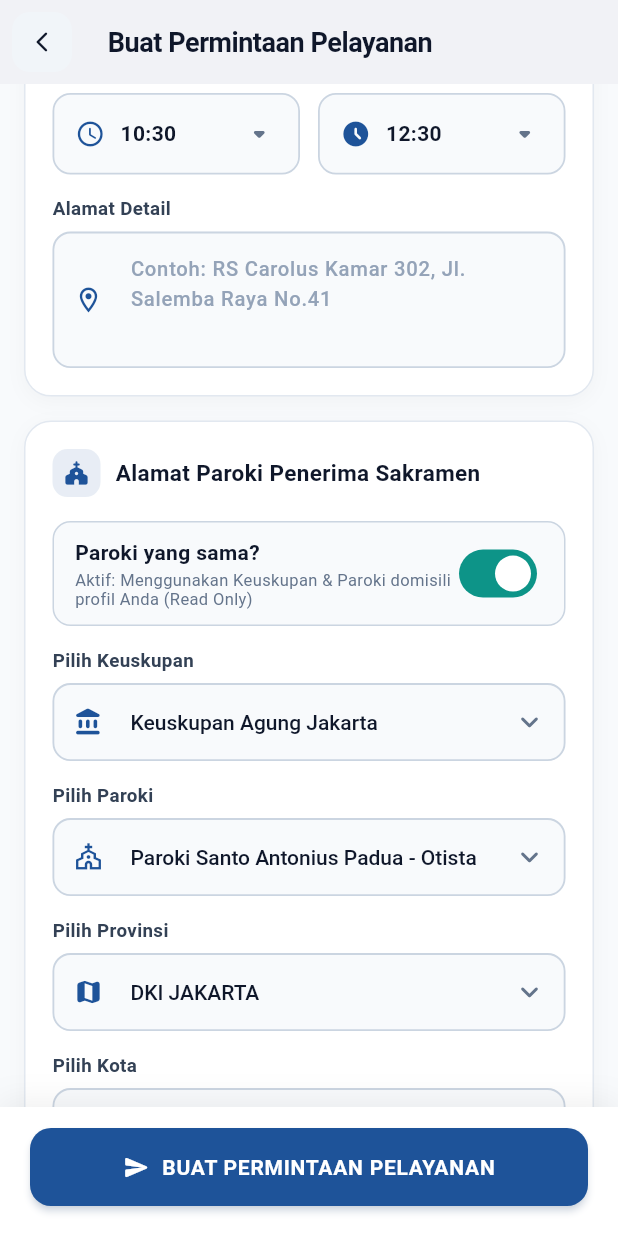
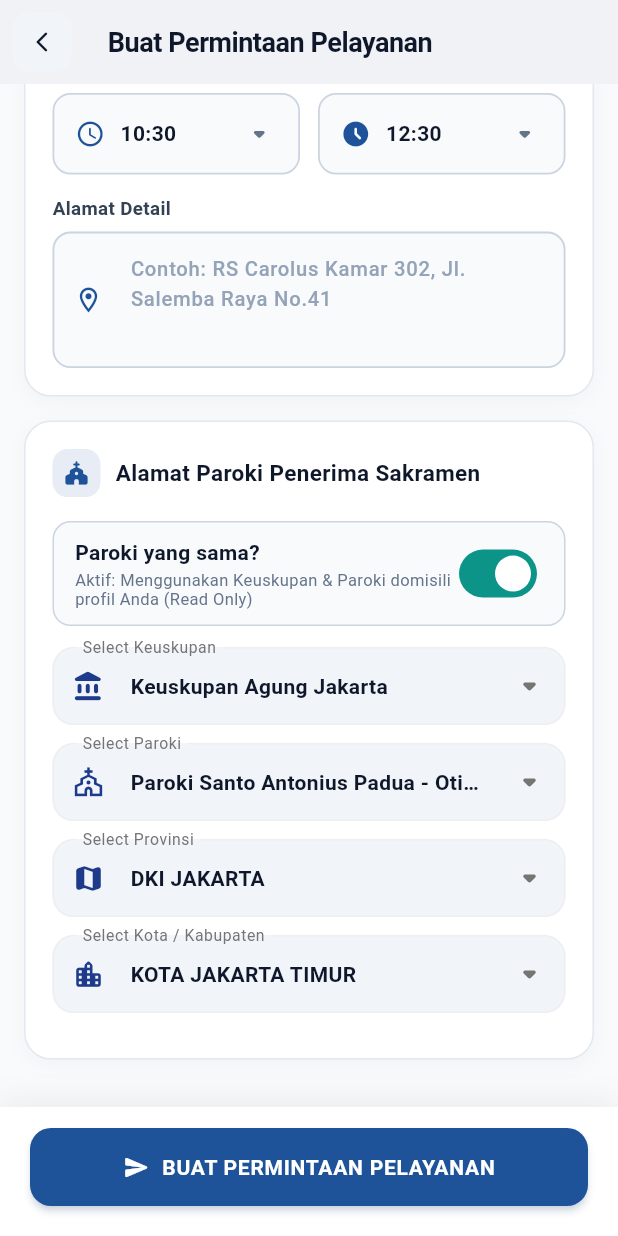
Before and after one commit to AhmadFazriNursamsi/catu-v2, a Flutter app: the CreatePerminyakanScreen screen opened directly, scrolled down 972 dp, on a phone screen of 412 x 824 dp. Run offline on Flutter 3.47's test engine with Material 3 defaults, Android fonts, the light colour scheme and no system bars; network calls fail.

Commit message:
style(orders): replace dropdowns with SearchableSelectField matching register module design and add enabled parameter

```diff
--- a/mobile/lib/features/orders/create_perminyakan_screen.dart
+++ b/mobile/lib/features/orders/create_perminyakan_screen.dart
@@ -4,6 +4,7 @@ import 'package:flutter/material.dart';
 import 'package:flutter/services.dart';
 import '../../core/constants/app_constants.dart';
 import '../../core/services/api_service.dart';
+import '../../widgets/searchable_select_field.dart';
 
 class CreatePerminyakanScreen extends StatefulWidget {
   final int? userId;
@@ -695,102 +696,76 @@ class _CreatePerminyakanScreenState extends State<CreatePerminyakanScreen> {
 
                         const SizedBox(height: 14),
 
-                        // 1. Pilih Keuskupan
-                        _buildDropdownField<int>(
+                        // 1. Keuskupan
+                        SearchableSelectField<int>(
+                          label: 'Keuskupan',
+                          icon: Icons.account_balance_rounded,
                           value: _selectedKeuskupanId,
-                          label: 'Pilih Keuskupan',
-                          hint: 'Pilih Keuskupan',
-                          prefixIcon: Icons.account_balance_rounded,
+                          enabled: !_isSameParish,
                           items: _keuskupanList
-                              .map((e) => int.tryParse(e['id'].toString()))
-                              .whereType<int>()
+                              .map((item) => SearchableSelectItem<int>(
+                                    value: int.parse(item['id'].toString()),
+                                    label: item['name'].toString(),
+                                  ))
                               .toList(),
-                          itemLabel: (id) {
-                            final found = _keuskupanList.firstWhere(
-                              (e) =>
-                                  (int.tryParse(e['id'].toString()) ?? -1) ==
-                                  id,
-                              orElse: () => {'name': 'Keuskupan Agung Jakarta'},
-                            );
-                            return found['name']?.toString() ?? '';
+                          onChanged: (val) {
+                            if (val != null) _onKeuskupanChanged(val);
                           },
-                          onChanged: _isSameParish ? null : _onKeuskupanChanged,
+                          emptyMessage: 'Keuskupan tidak ditemukan',
                         ),
-                        const SizedBox(height: 14),
 
-                        // 2. Pilih Paroki
-                        _buildDropdownField<int>(
+                        // 2. Paroki
+                        SearchableSelectField<int>(
+                          label: 'Paroki',
+                          icon: Icons.church_outlined,
                           value: _selectedParokiId,
-                          label: 'Pilih Paroki',
-                          hint: 'Pilih Paroki',
-                          prefixIcon: Icons.church_outlined,
+                          enabled: !_isSameParish,
                           items: _parokiList
-                              .map((e) => int.tryParse(e['id'].toString()))
-                              .whereType<int>()
+                              .map((item) => SearchableSelectItem<int>(
+                                    value: int.parse(item['id'].toString()),
+                                    label: item['name'].toString(),
+                                  ))
                               .toList(),
-                          itemLabel: (id) {
-                            final found = _parokiList.firstWhere(
-                              (e) =>
-                                  (int.tryParse(e['id'].toString()) ?? -1) ==
-                                  id,
-                              orElse: () => {
-                                'name': 'Paroki Alam Sutera - St. Laurensius'
-                              },
-                            );
-                            return found['name']?.toString() ?? '';
+                          onChanged: (val) {
+                            if (val != null) setState(() => _selectedParokiId = val);
                           },
-                          onChanged: _isSameParish
-                              ? null
-                              : (v) => setState(() => _selectedParokiId = v),
+                          emptyMessage: 'Paroki tidak ditemukan pada keuskupan ini',
                         ),
-                        const SizedBox(height: 14),
 
-                        // 3. Pilih Provinsi
-                        _buildDropdownField<int>(
+                        // 3. Provinsi
+                        SearchableSelectField<int>(
+                          label: 'Provinsi',
+                          icon: Icons.map_rounded,
                           value: _selectedProvinsiId,
-                          label: 'Pilih Provinsi',
-                          hint: 'Pilih Provinsi',
-                          prefixIcon: Icons.map_rounded,
+                          enabled: !_isSameParish,
                           items: _provinsiList
-                              .map((e) => int.tryParse(e['id'].toString()))
-                              .whereType<int>()
+                              .map((item) => SearchableSelectItem<int>(
+                                    value: int.parse(item['id'].toString()),
+                                    label: item['name'].toString(),
+                                  ))
                               .toList(),
-                          itemLabel: (id) {
-                            final found = _provinsiList.firstWhere(
-                              (e) =>
-                                  (int.tryParse(e['id'].toString()) ?? -1) ==
-                                  id,
-                              orElse: () => {'name': 'DKI JAKARTA'},
-                            );
-                            return found['name']?.toString() ?? '';
+                          onChanged: (val) {
+                            if (val != null) _onProvinsiChanged(val);
                           },
-                          onChanged: _isSameParish ? null : _onProvinsiChanged,
+                          emptyMessage: 'Provinsi tidak ditemukan',
                         ),
-                        const SizedBox(height: 14),
 
-                        // 4. Pilih Kota
-                        _buildDropdownField<int>(
+                        // 4. Kota / Kabupaten
+                        SearchableSelectField<int>(
+                          label: 'Kota / Kabupaten',
+                          icon: Icons.location_city_rounded,
                           value: _selectedKabupatenKotaId,
-                          label: 'Pilih Kota',
-                          hint: 'Pilih Kota',
-                          prefixIcon: Icons.location_city_rounded,
+                          enabled: !_isSameParish,
                           items: _kabupatenKotaList
-                              .map((e) => int.tryParse(e['id'].toString()))
-                              .whereType<int>()
+                              .map((item) => SearchableSelectItem<int>(
+                                    value: int.parse(item['id'].toString()),
+                                    label: item['name'].toString(),
+                                  ))
                               .toList(),
-                          itemLabel: (id) {
-                            final found = _kabupatenKotaList.firstWhere(
-                              (e) =>
-                                  (int.tryParse(e['id'].toString()) ?? -1) ==
-                                  id,
-                              orElse: () => {'name': 'KOTA JAKARTA UTARA'},
-                            );
-                            return found['name']?.toString() ?? '';
+                          onChanged: (val) {
+                            if (val != null) setState(() => _selectedKabupatenKotaId = val);
                           },
-                          onChanged: _isSameParish
-                              ? null
-                              : (v) => setState(
-                                  () => _selectedKabupatenKotaId = v),
+                          emptyMessage: 'Kota tidak ditemukan pada provinsi ini',
                         ),
                       ],
                     ),
--- a/mobile/lib/widgets/searchable_select_field.dart
+++ b/mobile/lib/widgets/searchable_select_field.dart
@@ -22,6 +22,7 @@ class SearchableSelectField<T> extends StatelessWidget {
   final List<SearchableSelectItem<T>> items;
   final ValueChanged<T?> onChanged;
   final bool isLoading;
+  final bool enabled;
   final String emptyMessage;
 
   const SearchableSelectField({
@@ -33,6 +34,7 @@ class SearchableSelectField<T> extends StatelessWidget {
     required this.items,
     required this.onChanged,
     this.isLoading = false,
+    this.enabled = true,
     this.emptyMessage = 'Tidak ada data ditemukan',
   }) : super(key: key);
 
@@ -76,13 +78,13 @@ class SearchableSelectField<T> extends StatelessWidget {
         crossAxisAlignment: CrossAxisAlignment.start,
         children: [
           GestureDetector(
-            onTap: isLoading ? null : () => _showSearchSheet(context),
+            onTap: (isLoading || !enabled) ? null : () => _showSearchSheet(context),
             child: InputDecorator(
               decoration: InputDecoration(
                 labelText: label.startsWith('Select') ? label : 'Select $label',
                 labelStyle: TextStyle(color: Colors.grey.shade600, fontSize: 14),
                 filled: true,
-                fillColor: const Color(0xFFF7F9FC),
+                fillColor: enabled ? const Color(0xFFF7F9FC) : const Color(0xFFF1F5F9),
                 contentPadding: const EdgeInsets.symmetric(horizontal: 16, vertical: 16),
                 prefixIcon: Icon(icon, color: hasValue ? AppConstants.primaryBlue : Colors.grey.shade500, size: 22),
                 suffixIcon: isLoading
```
